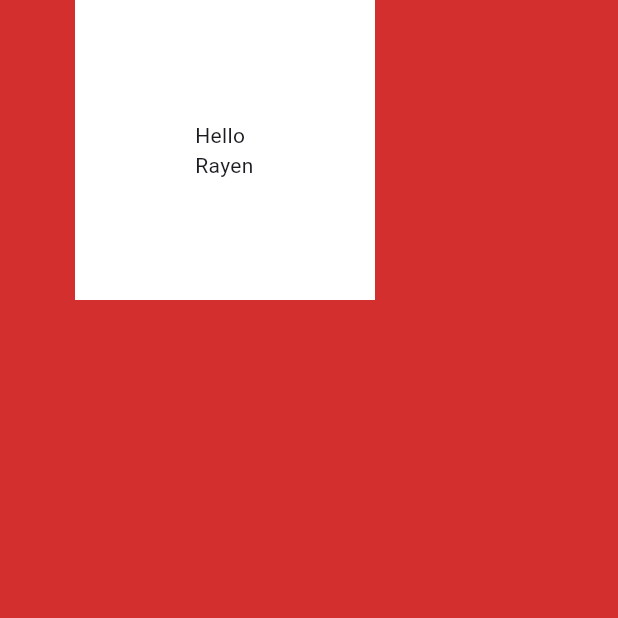
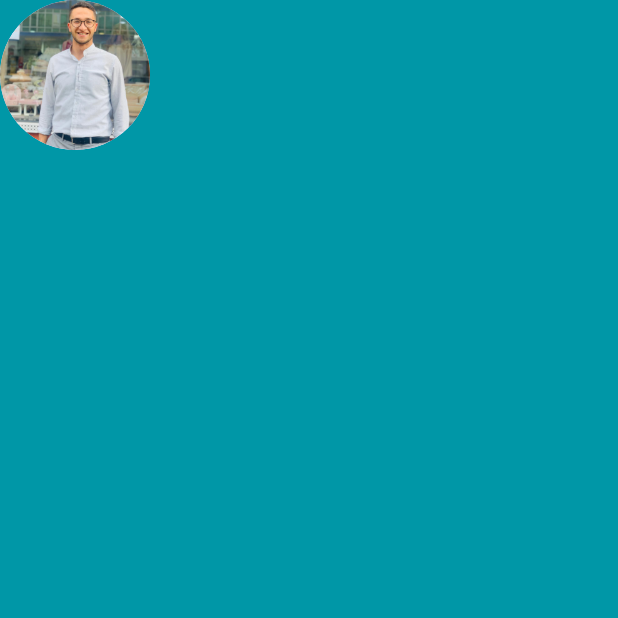
Before and after one commit to Rouurouu/betakati_app, a Flutter app: the screen it shows after launch, on a phone screen of 412 x 824 dp, the top half of it. Run offline on Flutter 3.47's test engine with Material 3 defaults, Android fonts, the phone set to English and light mode, and no system bars.

Commit message:
use CircleAvatar ti set image

```diff
--- a/lib/main.dart
+++ b/lib/main.dart
@@ -11,16 +11,14 @@ class MyApp extends StatelessWidget {
   Widget build(BuildContext context) {
     return MaterialApp(
         home: Scaffold(
-      backgroundColor: Colors.red[700],
+      backgroundColor: Colors.cyan[700],
       body: SafeArea(
-        child: Container(
-          child: Text('Hello Rayen'),
-          color: Colors.white,
-          height: 200.0,
-          width: 200.0,
-          margin: EdgeInsets.only(left: 50.0),
-          padding: EdgeInsets.all(80.0),
-        ),
+        child: Column(children: [
+          CircleAvatar(
+            radius: 50.0,
+            backgroundImage: AssetImage('images/mine.jpg'),
+          ),
+        ]),
       ),
     ));
   }
```
Also changed, not shown: pubspec.yaml (+6 -69 lines), images/mine.jpg (added), pubspec.lock.
